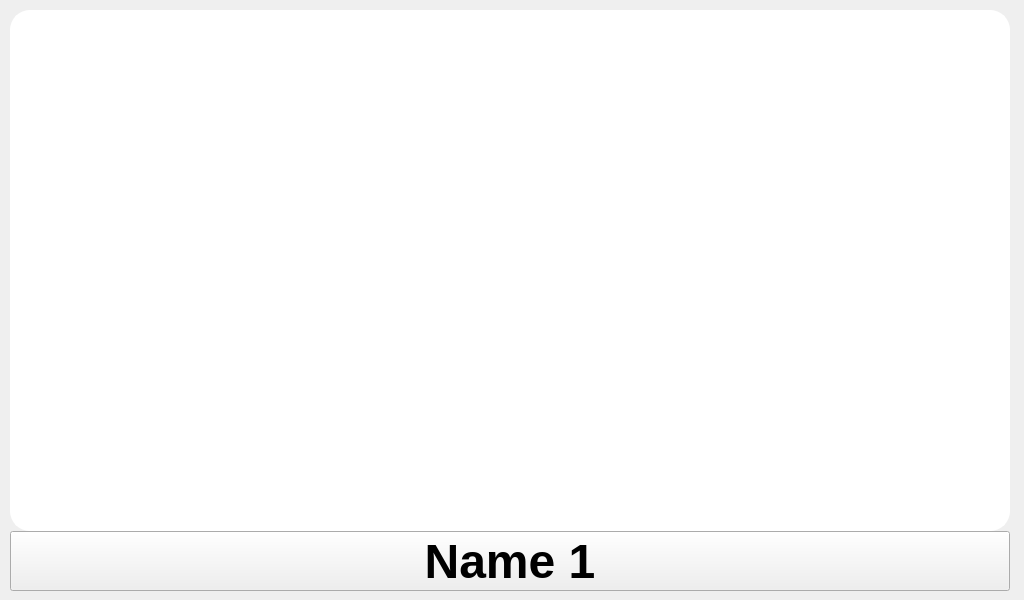
Qt form control_screen.ui (IsaacIngram/makeplus-livenation-ui) before a commit.
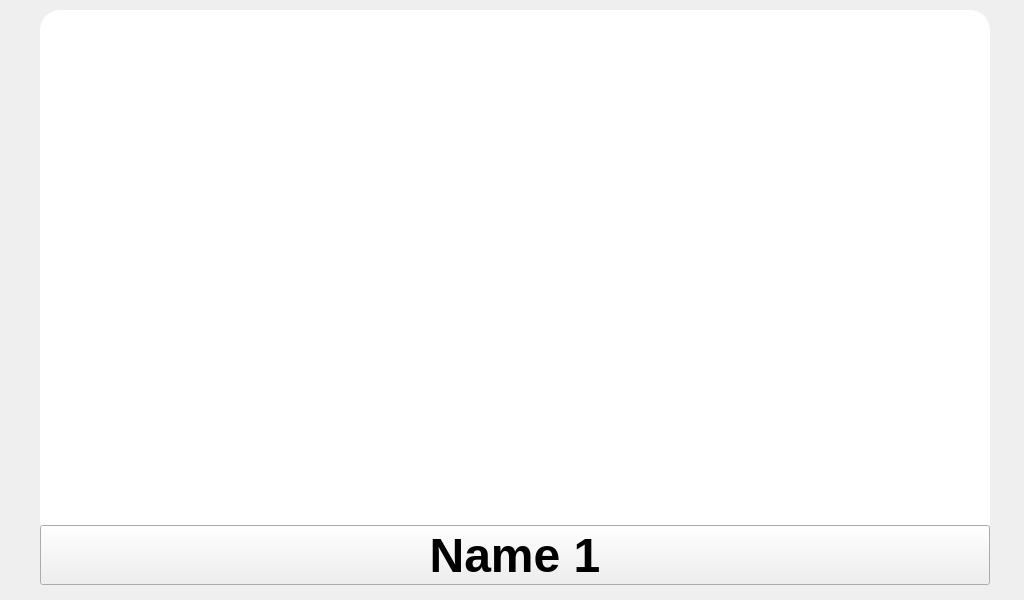
The same form after that commit.

```diff
--- a/control_screen.ui
+++ b/control_screen.ui
@@ -13,13 +13,50 @@
   <property name="windowTitle">
    <string>Form</string>
   </property>
+  <widget class="QStackedWidget" name="stackedWidget">
+   <property name="geometry">
+    <rect>
+     <x>40</x>
+     <y>10</y>
+     <width>950</width>
+     <height>530</height>
+    </rect>
+   </property>
+   <property name="minimumSize">
+    <size>
+     <width>950</width>
+     <height>530</height>
+    </size>
+   </property>
+   <property name="maximumSize">
+    <size>
+     <width>950</width>
+     <height>530</height>
+    </size>
+   </property>
+   <property name="baseSize">
+    <size>
+     <width>1</width>
+     <height>1</height>
+    </size>
+   </property>
+   <property name="styleSheet">
+    <string notr="true">QWidget {
+	background-color: white;
+	border: 2px solid white;
+	border-radius: 20px;
+}</string>
+   </property>
+   <widget class="QWidget" name="page"/>
+   <widget class="QWidget" name="page_2"/>
+  </widget>
   <widget class="QWidget" name="horizontalLayoutWidget">
    <property name="geometry">
     <rect>
-     <x>10</x>
-     <y>530</y>
-     <width>1001</width>
-     <height>62</height>
+     <x>40</x>
+     <y>520</y>
+     <width>951</width>
+     <height>71</height>
     </rect>
    </property>
    <layout class="QHBoxLayout" name="tabBar">
@@ -39,7 +76,7 @@
       </property>
       <property name="maximumSize">
        <size>
-        <width>1000</width>
+        <width>950</width>
         <height>60</height>
        </size>
       </property>
@@ -63,43 +100,6 @@
     </item>
    </layout>
   </widget>
-  <widget class="QStackedWidget" name="stackedWidget">
-   <property name="geometry">
-    <rect>
-     <x>10</x>
-     <y>10</y>
-     <width>1000</width>
-     <height>521</height>
-    </rect>
-   </property>
-   <property name="minimumSize">
-    <size>
-     <width>1000</width>
-     <height>520</height>
-    </size>
-   </property>
-   <property name="maximumSize">
-    <size>
-     <width>1000</width>
-     <height>521</height>
-    </size>
-   </property>
-   <property name="baseSize">
-    <size>
-     <width>1</width>
-     <height>1</height>
-    </size>
-   </property>
-   <property name="styleSheet">
-    <string notr="true">QWidget {
-	background-color: white;
-	border: 2px solid white;
-	border-radius: 20px;
-}</string>
-   </property>
-   <widget class="QWidget" name="page"/>
-   <widget class="QWidget" name="page_2"/>
-  </widget>
  </widget>
  <resources/>
  <connections/>
```
